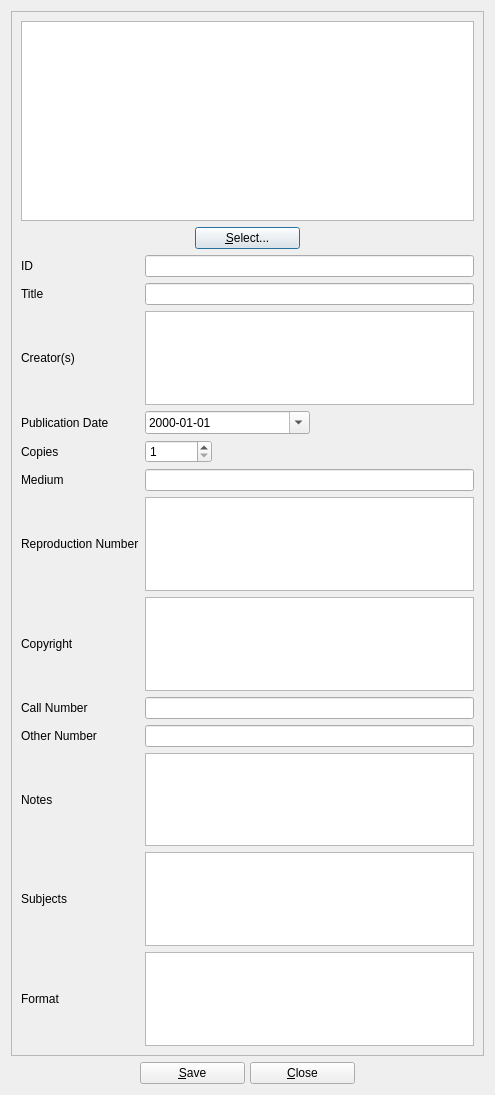
textbrowser/biblioteq, file UI/biblioteq_photograph.ui: the form before one commit.
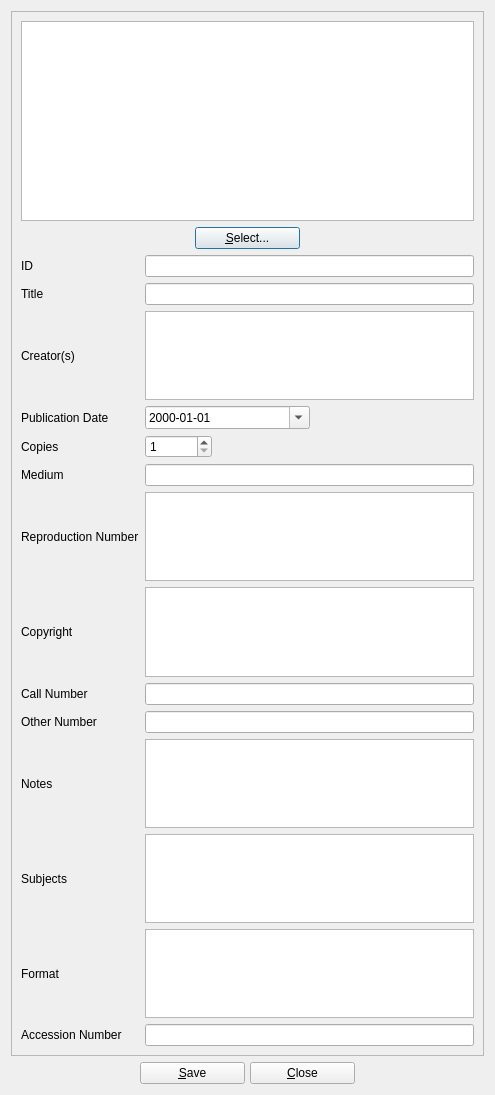
The form after the commit. Icons and pictures are not drawn. Custom widgets are drawn as their Qt base class.

Commit message: Added accession_number to photograph items. Must re-select the current photograph item before displaying a special context menu.

```diff
--- a/UI/biblioteq_photograph.ui
+++ b/UI/biblioteq_photograph.ui
@@ -28,8 +28,8 @@
        <rect>
         <x>0</x>
         <y>0</y>
-        <width>475</width>
-        <height>1040</height>
+        <width>473</width>
+        <height>1037</height>
        </rect>
       </property>
       <layout class="QVBoxLayout" name="verticalLayout_3">
@@ -344,6 +344,16 @@
            </property>
           </widget>
          </item>
+         <item row="13" column="0">
+          <widget class="QLabel" name="label">
+           <property name="text">
+            <string>Accession Number</string>
+           </property>
+          </widget>
+         </item>
+         <item row="13" column="1">
+          <widget class="QLineEdit" name="accession_number_item"/>
+         </item>
         </layout>
        </item>
       </layout>
```
Left out of the diff: 77 changed lines with no effect on the pictures. The commit also changes 2 other files.
